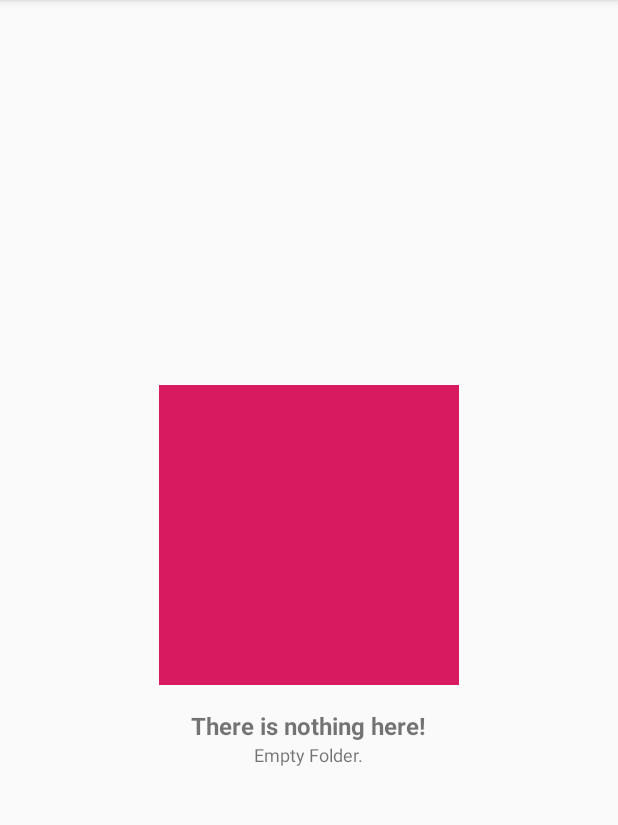
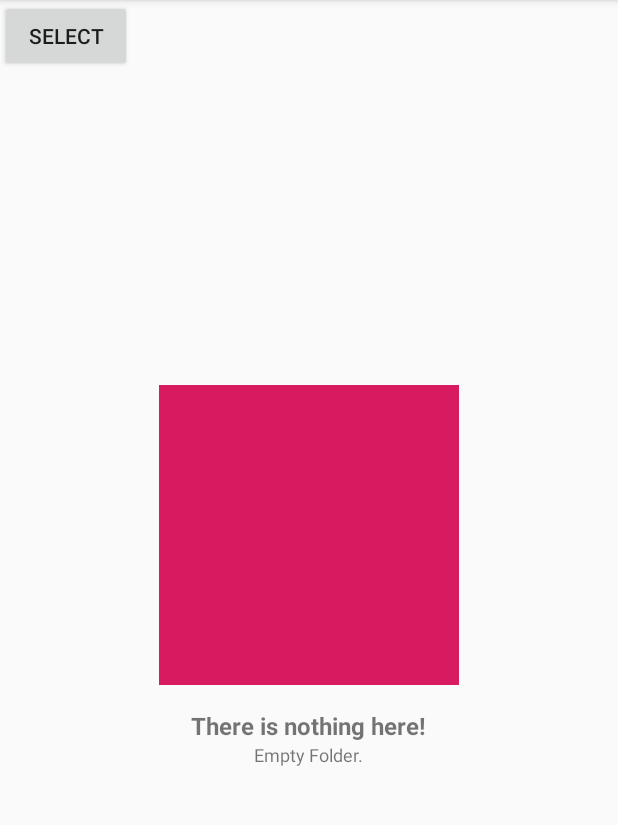
Before and after one commit to michpohl/Loopy, an Android app: the screen it shows after launch (MainActivity), on a phone screen of 412 x 824 dp, the part 84-909 px from its top. Run offline under Robolectric (Android 15) with nearby library versions, the phone set to English and light mode, and no system bars; our stand-ins replace Timber, data binding; libraries missing offline, so code that uses them is left out: hugo.weaving; 1 statement that could not run was skipped.

Commit message:
add long press to select if folder contais correct files

```diff
--- a/app/src/main/java/de/michaelpohl/loopy/ui/main/FilesListViewModel.kt
+++ b/app/src/main/java/de/michaelpohl/loopy/ui/main/FilesListViewModel.kt
@@ -2,9 +2,9 @@ package de.michaelpohl.loopy.ui.main
 
 import android.app.Application
 import android.databinding.ObservableField
-import android.os.Environment
 import android.view.View
 import de.michaelpohl.loopy.common.FileHandler
+import timber.log.Timber
 
 class FilesListViewModel(application: Application) : BaseViewModel(application) {
     private var adapter = FilesAdapter()
@@ -27,4 +27,7 @@ class FilesListViewModel(application: Application) : BaseViewModel(application)
         }
         adapter.updateData(files)
     }
+
+    fun onSelectClicked(view: View) {
+    Timber.d("Selecting item")}
 }
--- a/app/src/main/res/layout/fragment_files_list.xml
+++ b/app/src/main/res/layout/fragment_files_list.xml
@@ -1,7 +1,7 @@
 <?xml version="1.0" encoding="utf-8"?>
 <layout xmlns:android="http://schemas.android.com/apk/res/android"
         xmlns:app="http://schemas.android.com/apk/res-auto"
-        >
+>
 
     <data>
         <variable
@@ -53,6 +53,12 @@
 
         </LinearLayout>
 
+        <Button
+                android:layout_width="wrap_content"
+                android:layout_height="wrap_content"
+        android:text="Select"
+        android:onClick="@{model::onSelectClicked}"/>
+
     </android.support.constraint.ConstraintLayout>
 
 </layout>
```
Also changed, not shown: app/src/main/java/de/michaelpohl/loopy/MainActivity.kt (+7 -1 lines), app/src/main/java/de/michaelpohl/loopy/common/FileHandler.kt (+8 -0 lines).
